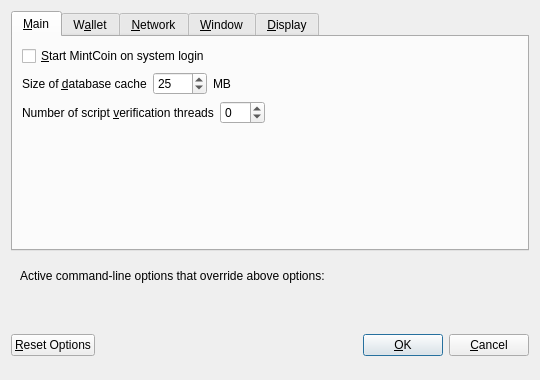
The window that src/qt/forms/optionsdialog.ui (MintcoinCommunity/Mintcoin-Desktop-Wallet) describes before a commit, drawn with Qt 5.
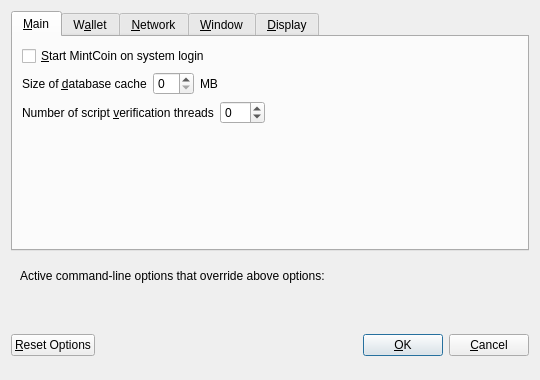
The same window after the commit. Custom widgets are drawn as their Qt base class.

Commit message:
add constants for shared (GUI/core) -dbcache settings
- adds nDefaultDbCache, nMaxDbCache and nMinDbCache in txdb.h

Increase default dbcache to 100 MiB

BTC Commit(s):
879b39075868edd8073d08f75eb91ee0bc07c450
82e96006ae03a7debebb9ad36f939ddabb0d2f9f

The edit to the form file:
```diff
--- a/src/qt/forms/optionsdialog.ui
+++ b/src/qt/forms/optionsdialog.ui
@@ -53,17 +53,7 @@
           </widget>
          </item>
          <item>
-          <widget class="QSpinBox" name="databaseCache">
-           <property name="toolTip">
-            <string>Set database cache size in megabytes (default: 25)</string>
-           </property>
-           <property name="maximum">
-            <number>1024</number>
-           </property>
-           <property name="value">
-            <number>25</number>
-           </property>
-          </widget>
+          <widget class="QSpinBox" name="databaseCache"/>
          </item>
          <item>
           <widget class="QLabel" name="databaseCacheUnitLabel">
```
The commit also changes 4 other files.
